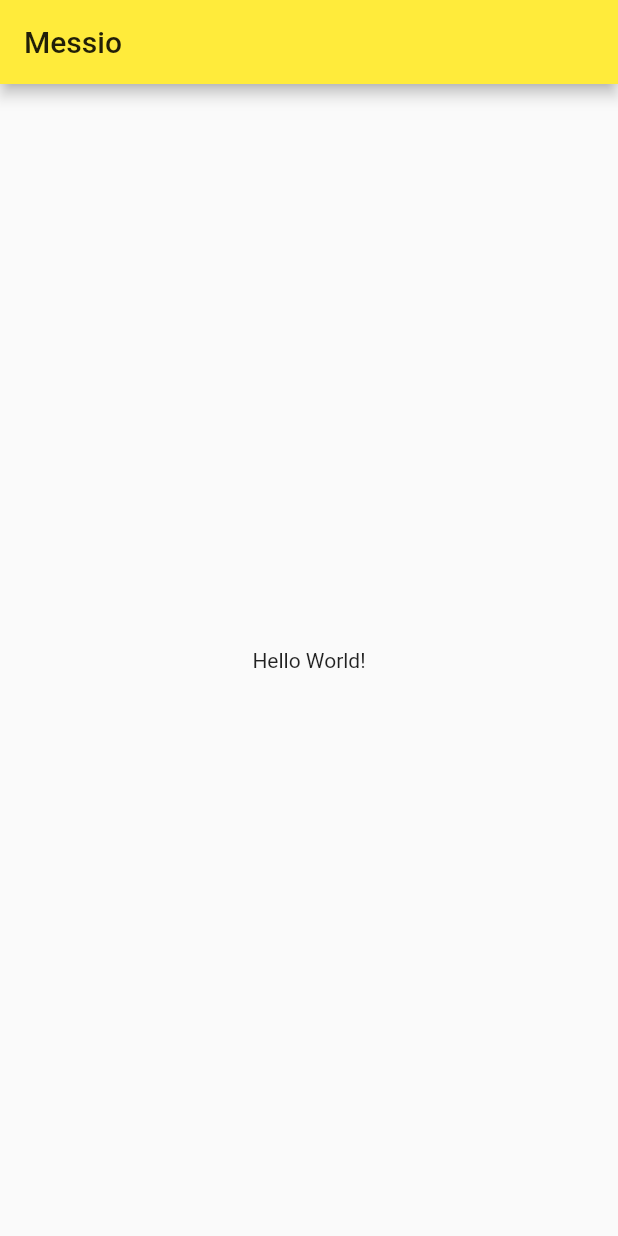
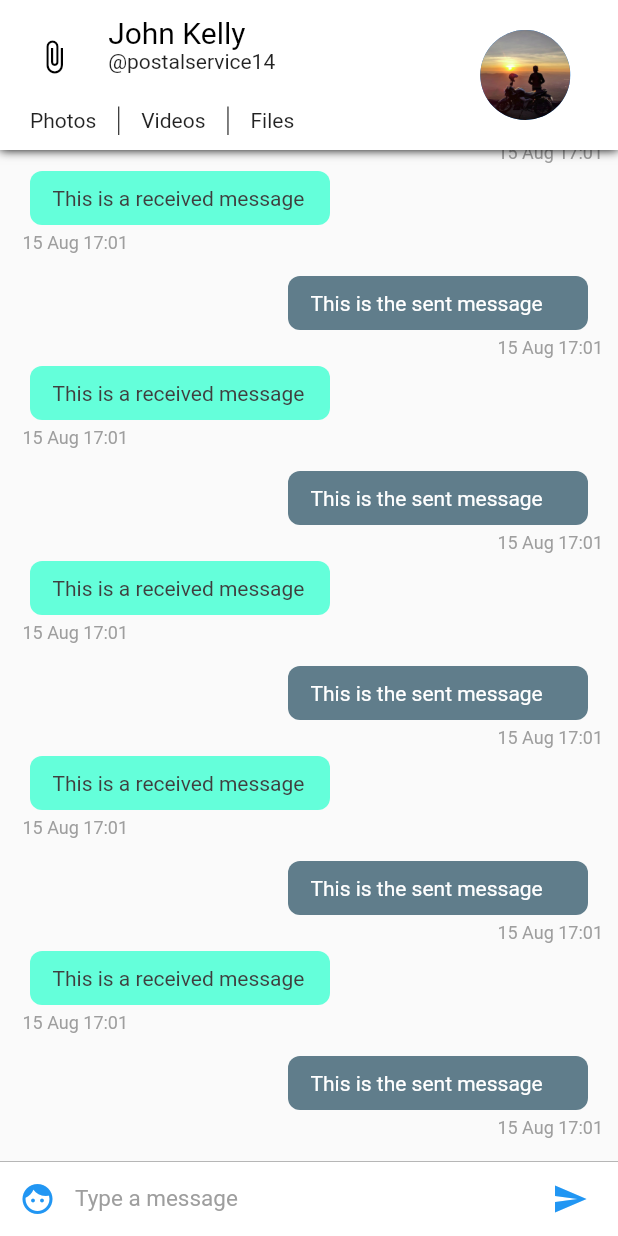
Before and after one commit to postalservice14/messio, a Flutter app: the screen it shows after launch, on a phone screen of 412 x 824 dp. Run offline on Flutter 3.47's test engine with Material 2 defaults, Android fonts, the phone set to English and light mode, and no system bars.

```diff
--- /dev/null
+++ b/lib/config/Assets.dart
@@ -0,0 +1,3 @@
+class Assets {
+  static String user = 'assets/user.png';
+}
--- /dev/null
+++ b/lib/config/Palette.dart
@@ -0,0 +1,19 @@
+import 'package:flutter/material.dart';
+
+class Palette {
+  static Color primaryColor = Colors.blue;
+  static Color secondaryColor = Colors.black;
+  static Color primaryTextColor = Colors.black;
+  static Color secondaryTextColor = Colors.black87;
+  static Color primaryBackgroundColor = Colors.white;
+
+  static Color selfMessageColor = Colors.white;
+
+  static Color selfMessageBackgroundColor = Colors.blueGrey;
+
+  static Color greyColor = Colors.grey;
+
+  static Color otherMessageColor = Color(0xff3f3f3f);
+
+  static var otherMessageBackgroundColor = Colors.tealAccent;
+}
--- a/lib/main.dart
+++ b/lib/main.dart
@@ -1,44 +1,17 @@
 import 'package:flutter/material.dart';
+import 'package:messio/pages/ConversationPageList.dart';
 
 void main() {
-  runApp(MyApp());
+  runApp(Messio());
 }
 
-class MyApp extends StatelessWidget {
+class Messio extends StatelessWidget {
   // This widget is the root of your application.
   @override
   Widget build(BuildContext context) {
     return MaterialApp(
       title: 'Messio',
-      theme: ThemeData(
-        primarySwatch: Colors.yellow,
-      ),
-      home: MyHomePage(title: 'Messio'),
+      home: ConversationPageList(),
     );
   }
 }
-
-class MyHomePage extends StatefulWidget {
-  MyHomePage({Key key, this.title}) : super(key: key);
-
-  final String title;
-
-  @override
-  _MyHomePageState createState() => _MyHomePageState();
-}
-
-class _MyHomePageState extends State<MyHomePage> {
-  @override
-  Widget build(BuildContext context) {
-    return Scaffold(
-      appBar: AppBar(
-        // Here we take the value from the MyHomePage object that was created by
-        // the App.build method, and use it to set our appbar title.
-        title: Text(widget.title),
-      ),
-      body: Center(
-        child: Text('Hello World!'),
-      ),
-    );
-  }
-}
--- /dev/null
+++ b/lib/pages/ConversationPage.dart
@@ -0,0 +1,32 @@
+import 'package:flutter/material.dart';
+import 'package:messio/widgets/ChatAppBar.dart';
+import 'package:messio/widgets/ChatListWidget.dart';
+import 'package:messio/widgets/InputWidget.dart';
+
+class ConversationPage extends StatefulWidget {
+  @override
+  _ConversationPageState createState() => _ConversationPageState();
+
+  const ConversationPage();
+}
+
+class _ConversationPageState extends State<ConversationPage> {
+  @override
+  Widget build(BuildContext context) {
+    return SafeArea(
+      child: Scaffold(
+        appBar: ChatAppBar(),
+        body: Stack(
+          children: [
+            Column(
+              children: [
+                ChatListWidget(),
+                InputWidget(),
+              ],
+            )
+          ],
+        ),
+      ),
+    );
+  }
+}
--- /dev/null
+++ b/lib/pages/ConversationPageList.dart
@@ -0,0 +1,22 @@
+import 'package:flutter/material.dart';
+import 'package:messio/pages/ConversationPage.dart';
+
+class ConversationPageList extends StatefulWidget {
+  @override
+  _ConversationPageListState createState() => _ConversationPageListState();
+
+  const ConversationPageList();
+}
+
+class _ConversationPageListState extends State<ConversationPageList> {
+  @override
+  Widget build(BuildContext context) {
+    return PageView(
+      children: [
+        ConversationPage(),
+        ConversationPage(),
+        ConversationPage(),
+      ],
+    );
+  }
+}
--- /dev/null
+++ b/lib/widgets/ChatAppBar.dart
@@ -0,0 +1,118 @@
+import 'package:flutter/material.dart';
+import 'package:messio/config/Assets.dart';
+import 'package:messio/config/Palette.dart';
+
+class ChatAppBar extends StatelessWidget implements PreferredSizeWidget {
+  final double height = 100;
+
+  const ChatAppBar();
+
+  @override
+  Widget build(BuildContext context) {
+    var textHeading = TextStyle(
+        color: Palette.primaryTextColor,
+        fontSize: 20); // Text style for the name
+    var textStyle = TextStyle(
+        color: Palette.secondaryTextColor); // Text style for everything else
+
+    return Material(
+        child: Container(
+            decoration: new BoxDecoration(boxShadow: [
+              //adds a shadow to the appbar
+              new BoxShadow(
+                color: Colors.black,
+                blurRadius: 5.0,
+              )
+            ]),
+            child: Container(
+                padding: EdgeInsets.only(top: 10, bottom: 10),
+                color: Palette.primaryBackgroundColor,
+                child: Row(children: <Widget>[
+                  Expanded(
+                      //we're dividing the appbar into 7 : 3 ratio. 7 is for content and 3 is for the display picture.
+                      flex: 7,
+                      child: Center(
+                          child: Column(
+                        mainAxisSize: MainAxisSize.min,
+                        children: <Widget>[
+                          Expanded(
+                              flex: 7,
+                              child: Container(
+                                  child: Row(
+                                crossAxisAlignment: CrossAxisAlignment.start,
+                                children: <Widget>[
+                                  Expanded(
+                                      flex: 2,
+                                      child: Center(
+                                          child: IconButton(
+                                              icon: Icon(
+                                                Icons.attach_file,
+                                                color: Palette.secondaryColor,
+                                              ),
+                                              onPressed: () => {}))),
+                                  Expanded(
+                                      flex: 6,
+                                      child: Container(
+                                          child: Column(
+                                        crossAxisAlignment:
+                                            CrossAxisAlignment.start,
+                                        mainAxisAlignment:
+                                            MainAxisAlignment.center,
+                                        mainAxisSize: MainAxisSize.min,
+                                        children: <Widget>[
+                                          Text('John Kelly',
+                                              style: textHeading),
+                                          Text('@postalservice14',
+                                              style: textStyle)
+                                        ],
+                                      ))),
+                                ],
+                              ))),
+                          //second row containing the buttons for media
+                          Expanded(
+                              flex: 3,
+                              child: Container(
+                                  padding: EdgeInsets.fromLTRB(20, 5, 5, 0),
+                                  child: Row(
+                                    mainAxisAlignment: MainAxisAlignment.start,
+                                    crossAxisAlignment:
+                                        CrossAxisAlignment.center,
+                                    children: <Widget>[
+                                      Text(
+                                        'Photos',
+                                        style: textStyle,
+                                      ),
+                                      VerticalDivider(
+                                        width: 30,
+                                        color: Palette.primaryTextColor,
+                                      ),
+                                      Text(
+                                        'Videos',
+                                        style: textStyle,
+                                      ),
+                                      VerticalDivider(
+                                        width: 30,
+                                        color: Palette.primaryTextColor,
+                                      ),
+                                      Text('Files', style: textStyle)
+                                    ],
+                                  ))),
+                        ],
+                      ))),
+                  //This is the display picture
+                  Expanded(
+                      flex: 3,
+                      child: Container(
+                          child: Center(
+                              child: CircleAvatar(
+                        radius: 30,
+                        backgroundImage: Image.asset(
+                          Assets.user,
+                        ).image,
+                      )))),
+                ]))));
+  }
+
+  @override
+  Size get preferredSize => Size.fromHeight(height);
+}
--- /dev/null
+++ b/lib/widgets/ChatItemWidget.dart
@@ -0,0 +1,95 @@
+import 'package:flutter/material.dart';
+import 'package:intl/intl.dart';
+import 'package:messio/config/Palette.dart';
+
+class ChatItemWidget extends StatelessWidget {
+  final int index;
+
+  const ChatItemWidget(this.index);
+
+  @override
+  Widget build(BuildContext context) {
+    if (index % 2 == 0) {
+      return Container(
+        child: Column(
+          children: [
+            Row(
+              mainAxisAlignment: MainAxisAlignment.end,
+              children: [
+                Container(
+                  child: Text(
+                    'This is the sent message',
+                    style: TextStyle(color: Palette.selfMessageColor),
+                  ),
+                  padding: EdgeInsets.fromLTRB(15, 10, 15, 10),
+                  width: 200.0,
+                  decoration: BoxDecoration(
+                    color: Palette.selfMessageBackgroundColor,
+                    borderRadius: BorderRadius.circular(8),
+                  ),
+                  margin: EdgeInsets.only(right: 10),
+                ),
+              ],
+            ),
+            Row(
+              mainAxisAlignment: MainAxisAlignment.end,
+              children: [
+                Container(
+                  child: Text(
+                    DateFormat('dd MMM kk:mm').format(
+                        DateTime.fromMillisecondsSinceEpoch(1565888474278)),
+                    style: TextStyle(
+                      color: Palette.greyColor,
+                      fontSize: 12,
+                      fontStyle: FontStyle.normal,
+                    ),
+                  ),
+                  margin: EdgeInsets.only(left: 5, top: 5, bottom: 5),
+                )
+              ],
+            )
+          ],
+        ),
+      );
+    } else {
+      return Container(
+        child: Column(
+          children: [
+            Row(
+              mainAxisAlignment: MainAxisAlignment.start,
+              children: [
+                Container(
+                  child: Text(
+                    'This is a received message',
+                    style: TextStyle(color: Palette.otherMessageColor),
+                  ),
+                  padding: EdgeInsets.fromLTRB(15, 10, 15, 10),
+                  width: 200.0,
+                  decoration: BoxDecoration(
+                    color: Palette.otherMessageBackgroundColor,
+                    borderRadius: BorderRadius.circular(8),
+                  ),
+                  margin: EdgeInsets.only(left: 10),
+                ),
+              ],
+            ),
+            Container(
+              child: Text(
+                DateFormat('dd MMM kk:mm')
+                    .format(DateTime.fromMillisecondsSinceEpoch(1565888474278)),
+                style: TextStyle(
+                  color: Palette.greyColor,
+                  fontSize: 12,
+                  fontStyle: FontStyle.normal,
+                ),
+              ),
+              margin: EdgeInsets.only(left: 5, top: 5, bottom: 5),
+            )
+          ],
+          crossAxisAlignment: CrossAxisAlignment.start,
+        ),
+        margin: EdgeInsets.only(bottom: 10),
+      );
+    }
+  }
+}
--- /dev/null
+++ b/lib/widgets/ChatListWidget.dart
@@ -0,0 +1,20 @@
+import 'package:flutter/material.dart';
+
+import 'ChatItemWidget.dart';
+
+class ChatListWidget extends StatelessWidget {
+  final ScrollController listScrollController = new ScrollController();
+
+  @override
+  Widget build(BuildContext context) {
+    return Flexible(
+      child: ListView.builder(
+        padding: EdgeInsets.all(10.0),
+        itemBuilder: (context, index) => ChatItemWidget(index),
+        itemCount: 20,
+        reverse: true,
+        controller: listScrollController,
+      ),
+    );
+  }
+}
--- /dev/null
+++ b/lib/widgets/InputWidget.dart
@@ -0,0 +1,63 @@
+import 'package:flutter/material.dart';
+import 'package:messio/config/Palette.dart';
+
+class InputWidget extends StatelessWidget {
+  final TextEditingController textEditingController = TextEditingController();
+
+  InputWidget();
+
+  @override
+  Widget build(BuildContext context) {
+    return Container(
+      child: Row(
+        children: [
+          Material(
+            child: Container(
+              margin: new EdgeInsets.symmetric(horizontal: 1),
+              child: IconButton(
+                icon: new Icon(Icons.face),
+                onPressed: () => {},
+                color: Palette.primaryColor,
+              ),
+            ),
+            color: Colors.white,
+          ),
+          Flexible(
+            child: Container(
+              child: TextField(
+                style: TextStyle(color: Palette.primaryTextColor, fontSize: 15),
+                controller: textEditingController,
+                decoration: InputDecoration.collapsed(
+                  hintText: 'Type a message',
+                  hintStyle: TextStyle(color: Palette.greyColor),
+                ),
+              ),
+            ),
+          ),
+          Material(
+            child: Container(
+              margin: new EdgeInsets.symmetric(horizontal: 8),
+              child: new IconButton(
+                icon: new Icon(Icons.send),
+                onPressed: () => {},
+                color: Palette.primaryColor,
+              ),
+            ),
+            color: Colors.white,
+          )
+        ],
+      ),
+      width: double.infinity,
+      height: 50,
+      decoration: BoxDecoration(
+        border: new Border(
+          top: new BorderSide(
+            color: Palette.greyColor,
+            width: 0.5,
+          ),
+        ),
+        color: Colors.white,
+      ),
+    );
+  }
+}
--- a/pubspec.yaml
+++ b/pubspec.yaml
@@ -21,6 +21,7 @@ environment:
   sdk: ">=2.7.0 <3.0.0"
 
 dependencies:
+  intl: ^0.16.1
   flutter:
     sdk: flutter
 
@@ -48,6 +49,8 @@ flutter:
   # assets:
   #   - images/a_dot_burr.jpeg
   #   - images/a_dot_ham.jpeg
+  assets:
+    - assets/user.png
 
   # An image asset can refer to one or more resolution-specific "variants", see
   # https://flutter.dev/assets-and-images/#resolution-aware.
```
Also changed, not shown: assets/user.png (added), pubspec.lock, 8 other files.
